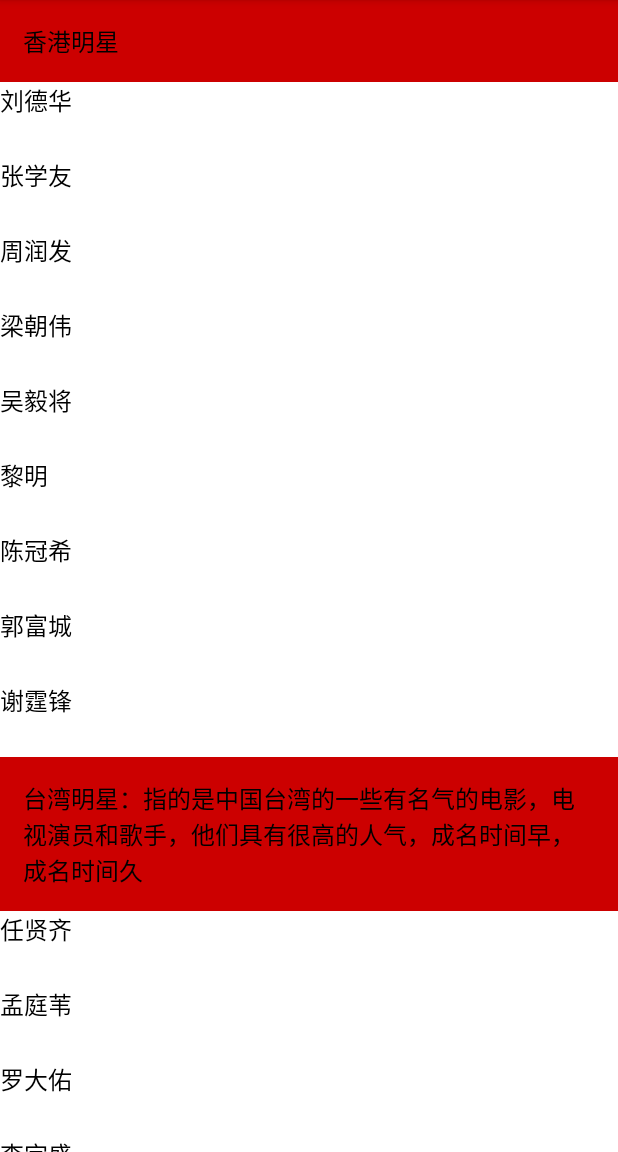
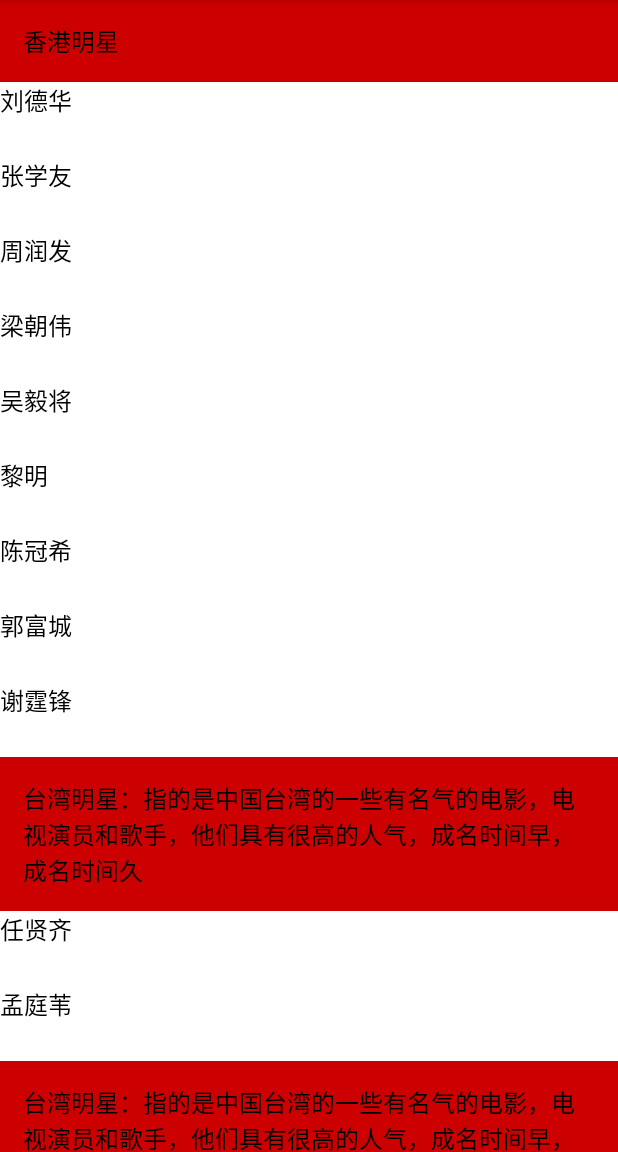
Before and after one commit to chenpengfei88/StickyItemDecoration, an Android app: the screen it shows after launch (MainActivity), on a phone screen of 412 x 824 dp, the part 84-1236 px from its top. Run offline under Robolectric (Android 15) with nearby library versions, the phone set to English and light mode, and no system bars.

Commit message:
fix issuse

```diff
--- a/app/src/main/java/me/free/example/MainActivity.java
+++ b/app/src/main/java/me/free/example/MainActivity.java
@@ -36,6 +36,130 @@ public class MainActivity extends AppCompatActivity {
     private List<Performer> getData() {
         List<Performer> performers = new ArrayList<>();
 
+//        Performer performer = new Performer("香港明星");
+//        performers.add(performer);
+//
+//        Performer ldh = new Performer("刘德华", 10);
+//        performers.add(ldh);
+//        Performer zxy = new Performer("张学友", 10);
+//        performers.add(zxy);
+//        Performer zrf = new Performer("周润发", 10);
+//        performers.add(zrf);
+//        Performer lcw = new Performer("梁朝伟", 10);
+//        performers.add(lcw);
+//        Performer wyj = new Performer("吴毅将", 10);
+//        performers.add(wyj);
+//        Performer lm = new Performer("黎明", 10);
+//        performers.add(lm);
+//        Performer cgx = new Performer("陈冠希", 10);
+//        performers.add(cgx);
+//        Performer gfc = new Performer("郭富城", 10);
+//        performers.add(gfc);
+//        Performer xtf = new Performer("谢霆锋", 10);
+//        performers.add(xtf);
+//
+//        Performer performerTw = new Performer("台湾明星：指的是中国台湾的一些有名气的电影，电视演员和歌手，他们具有很高的人气，成名时间早，成名时间久");
+//        performers.add(performerTw);
+//
+//        Performer rxq = new Performer("任贤齐", 10);
+//        performers.add(rxq);
+//        Performer mtw = new Performer("孟庭苇", 10);
+//        performers.add(mtw);
+//        Performer ldy = new Performer("罗大佑", 10);
+//        performers.add(ldy);
+//        Performer lzs = new Performer("李宗盛", 10);
+//        performers.add(lzs);
+//        Performer xc = new Performer("小虫", 10);
+//        performers.add(xc);
+//        Performer zhj = new Performer("周华健", 10);
+//        performers.add(zhj);
+//        Performer zhl = new Performer("周杰伦", 10);
+//        performers.add(zhl);
+//
+//        Performer performerNl = new Performer("内陆明星");
+//        performers.add(performerNl);
+//
+//        Performer lh = new Performer("鹿晗", 10);
+//        performers.add(lh);
+//        Performer wzw = new Performer("王志文", 10);
+//        performers.add(wzw);
+//        Performer yq = new Performer("羽泉", 10);
+//        performers.add(yq);
+//        Performer lxl = new Performer("李小璐", 10);
+//        performers.add(lxl);
+//        Performer hh = new Performer("韩红", 10);
+//        performers.add(hh);
+//        Performer ny = new Performer("那英", 10);
+//        performers.add(ny);
+//        Performer lhh = new Performer("刘欢", 10);
+//        performers.add(lhh);
+//        Performer yk = new Performer("杨坤", 10);
+//        performers.add(yk);
+//        Performer zj = new Performer("周杰", 10);
+//        performers.add(zj);
+//
+//        Performer performerOm = new Performer("美国明星");
+//        performers.add(performerOm);
+//        Performer mm = new Performer("梅梅", 10);
+//        performers.add(mm);
+//        Performer ade = new Performer("Gaga", 10);
+//        performers.add(ade);
+//        Performer hff = new Performer("黑寡妇", 10);
+//        performers.add(hff);
+//        Performer xlz = new Performer("小李子", 10);
+//        performers.add(xlz);
+//
+//        Performer performerNba = new Performer("NBA明星");
+//        performers.add(performerNba);
+//        Performer xhd = new Performer("小皇帝", 10);
+//        performers.add(xhd);
+//        Performer kb = new Performer("科比", 10);
+//        performers.add(kb);
+//        Performer ym = new Performer("姚明", 10);
+//        performers.add(ym);
+//        Performer md = new Performer("麦迪", 10);
+//        performers.add(md);
+//        Performer dlt = new Performer("杜兰特", 10);
+//        performers.add(dlt);
+//        Performer kl = new Performer("库里", 10);
+//        performers.add(kl);
+//        Performer ouw = new Performer("欧文", 10);
+//        performers.add(ouw);
+//        Performer qd = new Performer("乔丹", 10);
+//        performers.add(qd);
+//        Performer alzw = new Performer("奥拉朱旺", 10);
+//        performers.add(alzw);
+//        Performer pp = new Performer("皮蓬", 10);
+//        performers.add(pp);
+//        Performer ldm = new Performer("罗德曼", 10);
+//        performers.add(ldm);
+//        Performer ke = new Performer("科尔", 10);
+//        performers.add(ke);
+//        Performer pesi = new Performer("皮尔斯", 10);
+//        performers.add(pesi);
+//        Performer jnt = new Performer("加内特", 10);
+//        performers.add(jnt);
+//        Performer lal = new Performer("雷阿伦", 10);
+//        performers.add(lal);
+//        Performer zmg = new Performer("字母哥", 10);
+//        performers.add(zmg);
+//        Performer adn = new Performer("安东尼", 10);
+//        performers.add(adn);
+//
+//        Performer performerDy = new Performer("导演");
+//        performers.add(performerDy);
+//        Performer jzk = new Performer("贾樟柯", 10);
+//        performers.add(jzk);
+//        Performer ly = new Performer("李杨", 10);
+//        performers.add(ly);
+//        Performer fxg = new Performer("冯小刚", 10);
+//        performers.add(fxg);
+//        Performer lyy = new Performer("娄烨", 10);
+//        performers.add(lyy);
+//        Performer zym = new Performer("张艺谋", 10);
+//        performers.add(zym);
+
+
         Performer performer = new Performer("香港明星");
         performers.add(performer);
 
@@ -65,16 +189,18 @@ public class MainActivity extends AppCompatActivity {
         performers.add(rxq);
         Performer mtw = new Performer("孟庭苇", 10);
         performers.add(mtw);
-        Performer ldy = new Performer("罗大佑", 10);
-        performers.add(ldy);
-        Performer lzs = new Performer("李宗盛", 10);
-        performers.add(lzs);
-        Performer xc = new Performer("小虫", 10);
-        performers.add(xc);
-        Performer zhj = new Performer("周华健", 10);
-        performers.add(zhj);
-        Performer zhl = new Performer("周杰伦", 10);
-        performers.add(zhl);
+
+        Performer performerTw2 = new Performer("台湾明星：指的是中国台湾的一些有名气的电影，电视演员和歌手，他们具有很高的人气，成名时间早，成名时间久");
+        performers.add(performerTw2);
+
+        Performer rxq2 = new Performer("罗志祥", 10);
+        performers.add(rxq2);
+
+        Performer performerTw3 = new Performer("台湾明星：指的是中国台湾的一些有名气的电影，电视演员和歌手，他们具有很高的人气，成名时间早，成名时间久");
+        performers.add(performerTw3);
+
+        Performer rxq3 = new Performer("李宗盛", 10);
+        performers.add(rxq3);
 
         Performer performerNl = new Performer("内陆明星");
         performers.add(performerNl);
--- a/library/src/main/java/me/free/sticky/StickyItemDecoration.java
+++ b/library/src/main/java/me/free/sticky/StickyItemDecoration.java
@@ -84,6 +84,8 @@ public class StickyItemDecoration extends RecyclerView.ItemDecoration {
         mPaint.setAntiAlias(true);
     }
 
+
+
     @Override
     public void onDrawOver(Canvas c, RecyclerView parent, RecyclerView.State state) {
         super.onDrawOver(c, parent, state);
@@ -122,6 +124,11 @@ public class StickyItemDecoration extends RecyclerView.ItemDecoration {
                     mStickyItemViewMarginTop = mStickyItemViewHeight - view.getTop();
                 } else {
                     mStickyItemViewMarginTop = 0;
+
+                    View nextStickyView = getNextStickyView(parent);
+                    if (nextStickyView != null && nextStickyView.getTop() <= mStickyItemViewHeight) {
+                        mStickyItemViewMarginTop = mStickyItemViewHeight - nextStickyView.getTop();
+                    }
                 }
 
                 drawStickyItemView(c);
@@ -136,6 +143,25 @@ public class StickyItemDecoration extends RecyclerView.ItemDecoration {
             }
             drawStickyItemView(c);
         }
+    }
+
+    /**
+     * 得到下一个吸附View
+     * @param parent
+     * @return
+     */
+    private View getNextStickyView(RecyclerView parent) {
+        int num = 0;
+        View nextStickyView = null;
+        for (int m = 0, size = parent.getChildCount(); m < size; m++) {
+            View view = parent.getChildAt(m);
+            if (mStickyView.isStickyView(view)) {
+                nextStickyView = view;
+                num++;
+            }
+            if (num == 2) break;
+        }
+        return nextStickyView;
     }
 
     /**
```
